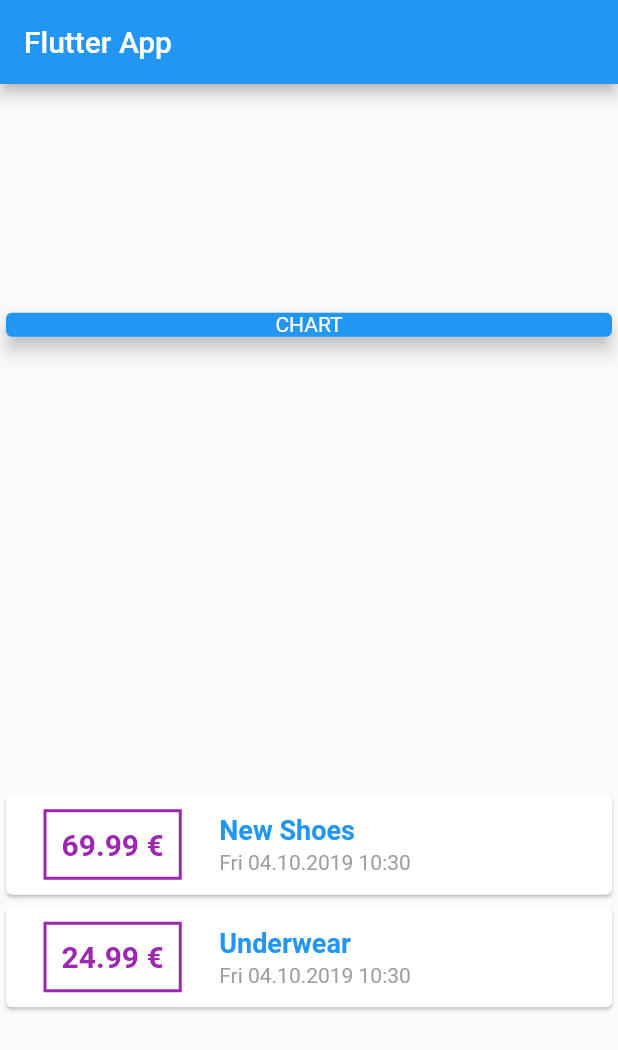
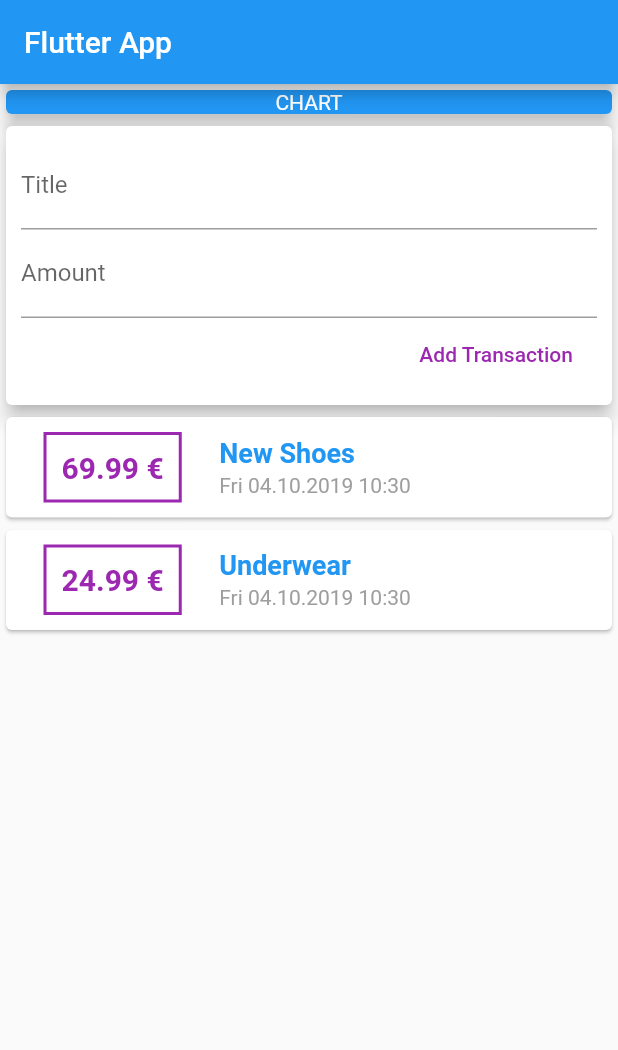
Before and after one commit to raphaelpinel/personal-finances-flutter-app, a Flutter app: the screen it shows after launch, on a phone screen of 412 x 824 dp. Shown: the top 1050 px of the screen. Run offline on Flutter 3.47's test engine with Material 2 defaults, Android fonts, the phone set to English and light mode, and no system bars.

Commit message:
add user input and button for entering transactions

```diff
--- a/lib/main.dart
+++ b/lib/main.dart
@@ -37,7 +37,6 @@ class MyHomePage extends StatelessWidget {
         title: Text('Flutter App'),
       ),
       body: Column(
-        mainAxisAlignment: MainAxisAlignment.spaceAround,
         crossAxisAlignment: CrossAxisAlignment.stretch,
         children: <Widget>[
           Container(
@@ -53,6 +52,24 @@ class MyHomePage extends StatelessWidget {
               elevation: 5,
             ),
           ),
+          Card(
+            elevation: 5,
+            child: Container(
+              padding: EdgeInsets.all(10),
+              child: Column(
+                crossAxisAlignment: CrossAxisAlignment.end,
+                children: <Widget>[
+                  TextField(decoration: InputDecoration(labelText: 'Title'),),
+                  TextField(decoration: InputDecoration(labelText: 'Amount'),),
+                  FlatButton(
+                    child: Text('Add Transaction'),
+                    textColor: Colors.purple,
+                    onPressed: () {},
+                  )
+                ],
+              ),
+            ),
+          ),
           Column(
             children: transactions.map((tx) {
               return Card(
@@ -64,12 +81,18 @@ class MyHomePage extends StatelessWidget {
                         vertical: 10,
                       ),
                       decoration: BoxDecoration(
-                        border: Border.all(color: Colors.purple, width: 2,),
+                        border: Border.all(
+                          color: Colors.purple,
+                          width: 2,
+                        ),
                       ),
                       padding: EdgeInsets.all(10),
                       child: Text(
                         '${tx.amount} €',
-                        style: TextStyle(fontWeight: FontWeight.bold, fontSize: 20, color: Colors.purple),
+                        style: TextStyle(
+                            fontWeight: FontWeight.bold,
+                            fontSize: 20,
+                            color: Colors.purple),
                       ),
                     ),
                     Column(
@@ -77,10 +100,17 @@ class MyHomePage extends StatelessWidget {
                       children: <Widget>[
                         Padding(
                           padding: const EdgeInsets.only(bottom: 3.0),
-                          child: Text(tx.title, style: TextStyle(color: Colors.blue, fontSize: 18, fontWeight: FontWeight.bold),),
+                          child: Text(
+                            tx.title,
+                            style: TextStyle(
+                                color: Colors.blue,
+                                fontSize: 18,
+                                fontWeight: FontWeight.bold),
+                          ),
                         ),
                         Text(
-                         DateFormat('E dd.MM.yyyy H:m').format(tx.date), style: TextStyle(color: Colors.grey, fontSize: 14),
+                          DateFormat('E dd.MM.yyyy H:m').format(tx.date),
+                          style: TextStyle(color: Colors.grey, fontSize: 14),
                         ),
                       ],
                     ),
```
